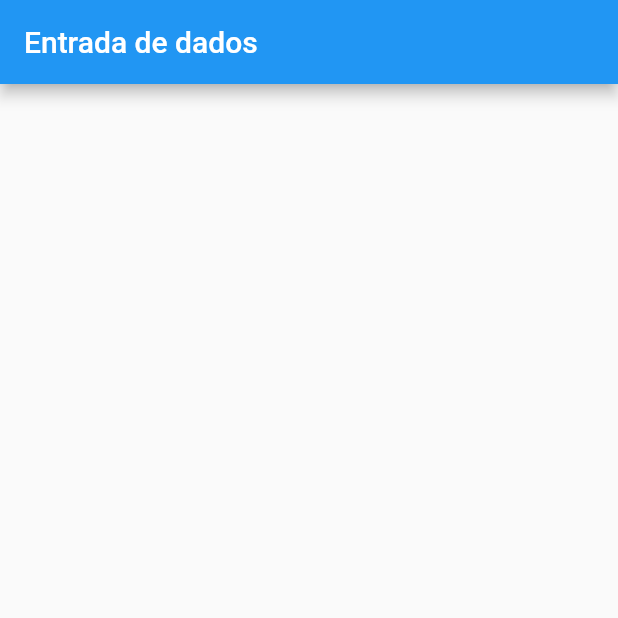
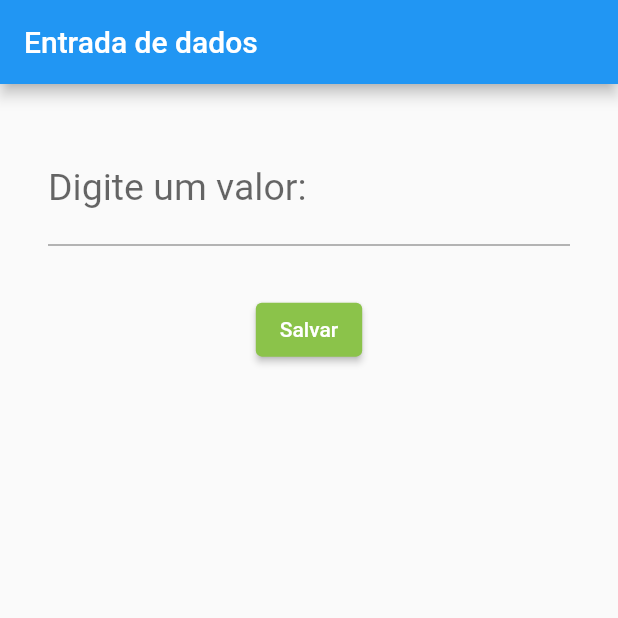
Before and after one commit to DGadonski/entrada_dados, a Flutter app: the screen it shows after launch, on a phone screen of 412 x 824 dp, the top half of it. Run offline on Flutter 3.47's test engine with Material 2 defaults, Android fonts, the phone set to English and light mode, and no system bars.

Commit message:
Implementados parâmetros da classe TextField.

```diff
--- a/lib/CampoTexto.dart
+++ b/lib/CampoTexto.dart
@@ -1,4 +1,4 @@
-// ignore_for_file: file_names, prefer_const_constructors
+// ignore_for_file: file_names, prefer_const_constructors, avoid_print, sort_child_properties_last, prefer_interpolation_to_compose_strings, prefer_final_fields
 
 import 'package:flutter/material.dart';
 
@@ -10,6 +10,9 @@ class CampoTexto extends StatefulWidget {
 }
 
 class _CampoTextoState extends State<CampoTexto> {
+
+  TextEditingController _textEditingController = TextEditingController();
+
   @override
   Widget build(BuildContext context) {
     return Scaffold(
@@ -19,8 +22,42 @@ class _CampoTextoState extends State<CampoTexto> {
           color: Colors.white
         )),
       ),
-      body: Container(
-        padding: EdgeInsets.all(32),
+      body: Column(
+        children: [
+          Padding(
+            padding: const EdgeInsets.all(32),
+            child: TextField(
+              keyboardType: TextInputType.text,
+              decoration: InputDecoration(
+                labelText: 'Digite um valor:'
+              ),
+              //enabled: false,
+              //maxLength: 2,
+              //maxLengthEnforcement: MaxLengthEnforcement.none,
+              style: TextStyle(
+                color: Colors.green,
+                fontSize: 25
+              ),
+              //obscureText: true, utilizado em senhas.
+              /*onChanged: (String texto){
+                print('Texto digitado: $texto.');
+              },*/
+              onSubmitted:(String texto) {
+                print('Texto digitado: $texto.');
+              },
+              controller: _textEditingController,
+            ),
+          ),
+          ElevatedButton(
+            onPressed: (){
+              print('O valor digitado é ' + _textEditingController.text);
+            },
+            child: Text('Salvar'),
+            style: ButtonStyle(
+              backgroundColor: MaterialStatePropertyAll(Colors.lightGreen)
+            ),
+            )
+        ],
       ),
     );
   }
```
